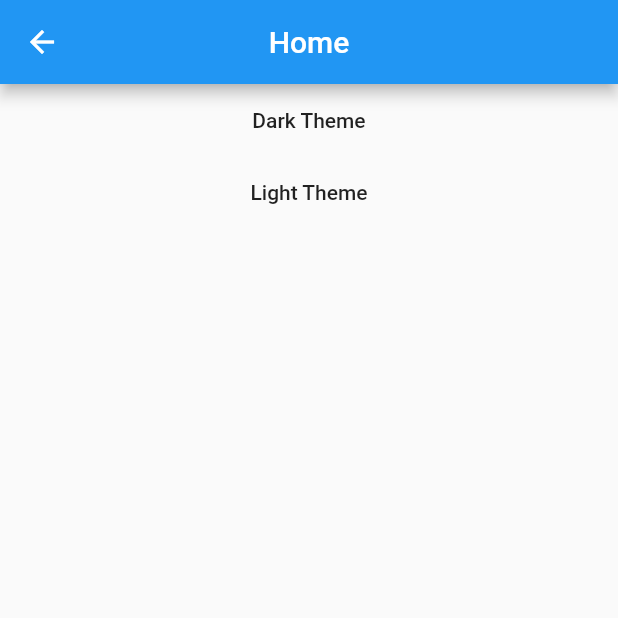
After one commit to taufiqzaidong/Album-App-Test-1, a Flutter app: the ChangeTheme screen opened directly, on a phone screen of 412 x 824 dp, the top half of it. The commit adds this screen. Run offline on Flutter 3.47's test engine with Material 2 defaults, Android fonts, the phone set to English and light mode, and no system bars; our stand-ins replace flutter_spinkit, local_auth; missing offline and left inert: dart:js.

Commit message:
2nd commit

```diff
--- /dev/null
+++ b/lib/bloc/change_theme.dart
@@ -0,0 +1,33 @@
+import 'package:flutter/material.dart';
+import 'package:provider/provider.dart';
+import 'package:album_app/bloc/theme.dart';
+
+class ChangeTheme extends StatelessWidget {
+  @override
+  Widget build(BuildContext context) {
+    ThemeChanger _themeChanger = Provider.of<ThemeChanger>(context);
+
+    return new Scaffold(
+      appBar: AppBar(
+        centerTitle: true,
+        title: Text('Home'),
+      ),
+      body: Container(
+        child: Column(
+          children: <Widget>[
+            Center(
+              child: FlatButton(
+                  child: Text('Dark Theme'),
+                  onPressed: () => _themeChanger.setTheme(ThemeData.dark())),
+            ),
+            Center(
+              child: FlatButton(
+                  child: Text('Light Theme'),
+                  onPressed: () => _themeChanger.setTheme(ThemeData.light())),
+            ),
+          ],
+        ),
+      ),
+    );
+  }
+}
--- /dev/null
+++ b/lib/bloc/theme.dart
@@ -0,0 +1,15 @@
+import 'package:flutter/material.dart';
+
+class ThemeChanger with ChangeNotifier {
+  ThemeData _themeData;
+
+  ThemeChanger(this._themeData);
+
+  getTheme() => _themeData;
+
+  setTheme(ThemeData theme) {
+    _themeData = theme;
+
+    notifyListeners();
+  }
+}
--- a/lib/screens/fingerprint_screen.dart
+++ b/lib/screens/fingerprint_screen.dart
@@ -14,11 +14,11 @@ class FingerprintScreen extends StatelessWidget {
 
           if (weCanCheckBiometrics) {
             bool authenticated = await localAuth.authenticateWithBiometrics(
-              localizedReason: "Authenticate to see your bank statement.",
+              localizedReason: "Authenticate to your album gallery",
             );
             print(authenticated);
             if (authenticated) {
-              Navigator.push(
+              Navigator.pushReplacement(
                 context,
                 MaterialPageRoute(
                   builder: (context) => DashboardScreen(),
@@ -36,7 +36,7 @@ class FingerprintScreen extends StatelessWidget {
               size: 124.0,
             ),
             Text(
-              "Touch to Login",
+              "Touch to Authenticate",
               style: TextStyle(
                 fontSize: 64.0,
               ),
--- a/pubspec.yaml
+++ b/pubspec.yaml
@@ -30,6 +30,7 @@ dependencies:
   cupertino_icons: ^1.0.0
   local_auth: ^0.6.1
   flutter_spinkit: ^4.1.2+1
+  provider:
 
 dev_dependencies:
   flutter_test:
```
Also changed, not shown: lib/main.dart (+11 -3 lines), lib/screens/dashboard_screen.dart (+46 -11 lines), pubspec.lock.
